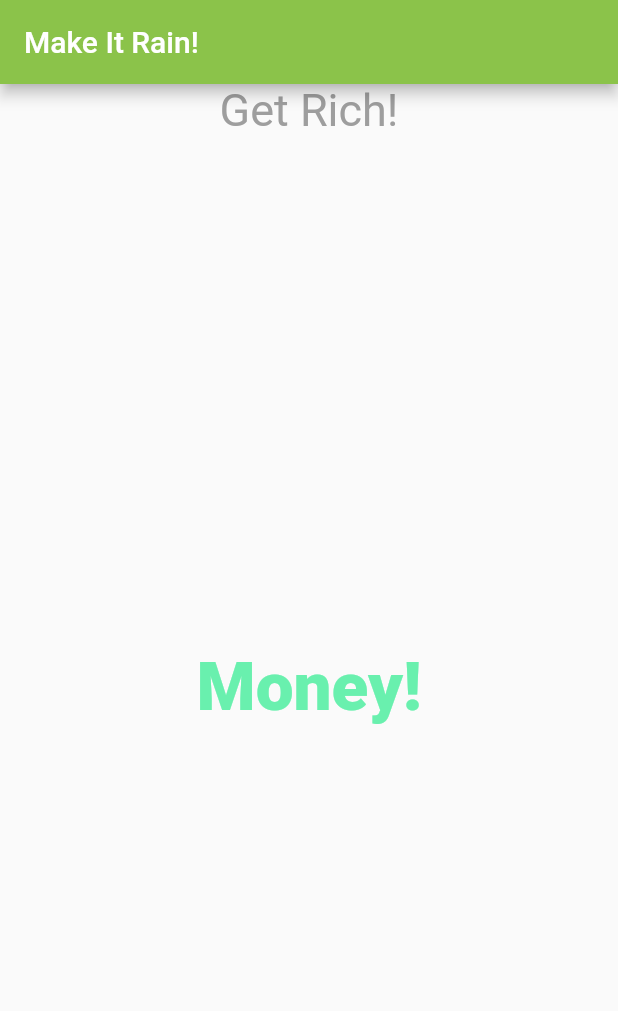
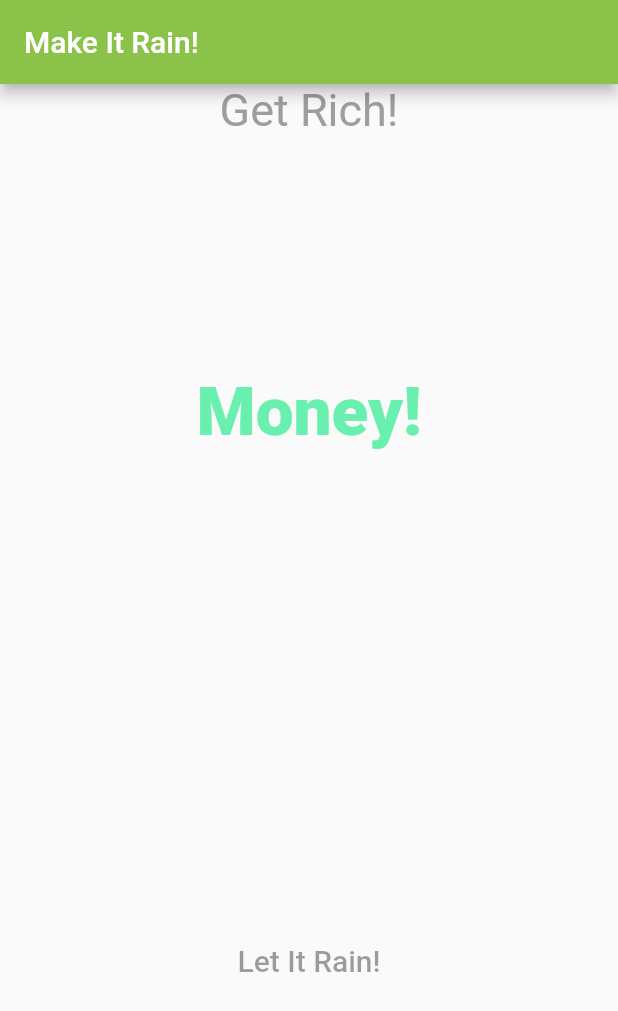
Before and after one commit to ashenmalaka/Flutter_Stateful_App-Make-It-Rain, a Flutter app: the screen it shows after launch, on a phone screen of 412 x 824 dp. Shown: the top 1011 px of the screen. Run offline on Flutter 3.47's test engine with Material 2 defaults, Android fonts, the phone set to English and light mode, and no system bars.

Commit message:
Added flat button

```diff
--- a/lib/ui/make_it_rain.dart
+++ b/lib/ui/make_it_rain.dart
@@ -41,7 +41,21 @@ class MakeItRainState extends State<MakeItRain> {
                     ),
                   ),
                 ),
-              )
+              ),
+
+                new Expanded(
+                  child: new Center(
+                    child: new FlatButton(
+                      onPressed: null,
+                      child: new Text("Let It Rain!",
+                        style: new TextStyle(
+                          fontSize: 20
+                        ),
+                      ),
+                    ),
+                  ),
+                )
+
             ],
           ),
         )
```
